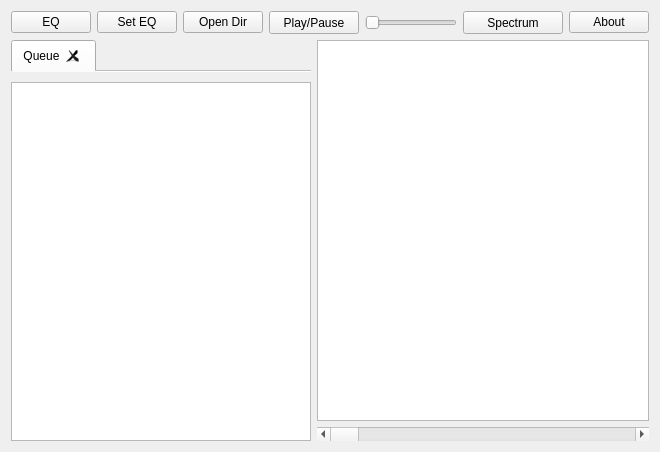
Before: the Qt Designer form frontend/vrokmain.ui in manushanga/vrok, drawn with Qt 5.
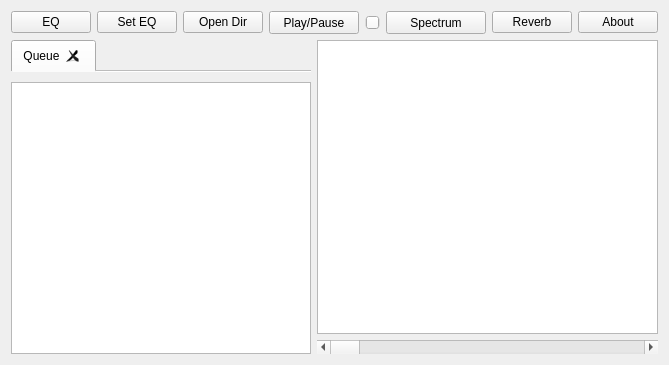
After: the same form once the commit is applied.

What changed in the file:
```diff
--- a/frontend/vrokmain.ui
+++ b/frontend/vrokmain.ui
@@ -6,8 +6,8 @@
    <rect>
     <x>0</x>
     <y>0</y>
-    <width>660</width>
-    <height>452</height>
+    <width>616</width>
+    <height>365</height>
    </rect>
   </property>
   <property name="windowTitle">
@@ -16,7 +16,7 @@
   <widget class="QWidget" name="centralWidget">
    <layout class="QVBoxLayout" name="verticalLayout">
     <item>
-     <layout class="QHBoxLayout" name="horizontalLayout" stretch="1,1,1,0,0,0,0">
+     <layout class="QHBoxLayout" name="horizontalLayout" stretch="1,1,1,0,0,0,0,0">
       <property name="sizeConstraint">
        <enum>QLayout::SetMinimumSize</enum>
       </property>
@@ -143,6 +143,16 @@
         </property>
        </widget>
       </item>
+      <item>
+       <widget class="QPushButton" name="pbReverb">
+        <property name="text">
+         <string>Reverb</string>
+        </property>
+        <property name="checkable">
+         <bool>true</bool>
+        </property>
+       </widget>
+      </item>
       <item>
        <widget class="QPushButton" name="btnAbout">
         <property name="sizePolicy">
```
